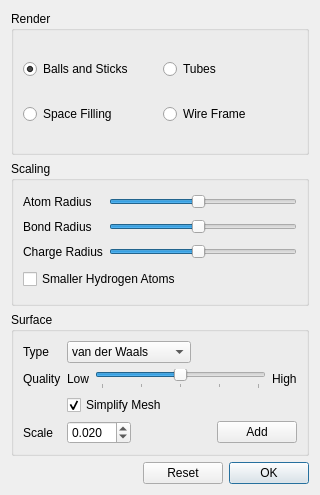
Qt form src/Configurator/MoleculeConfigurator.ui (nutjunkie/IQmol) before a commit.
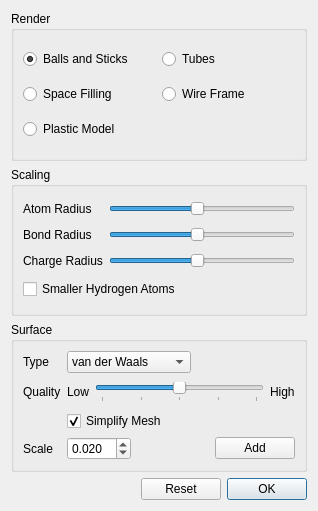
The same form after that commit.

Commit message: Added Plastic Model dsiplay type for molecules

Patch:
```diff
--- a/src/Configurator/MoleculeConfigurator.ui
+++ b/src/Configurator/MoleculeConfigurator.ui
@@ -6,8 +6,8 @@
    <rect>
     <x>0</x>
     <y>0</y>
-    <width>320</width>
-    <height>495</height>
+    <width>318</width>
+    <height>511</height>
    </rect>
   </property>
   <property name="windowTitle">
@@ -54,6 +54,13 @@
         </property>
        </widget>
       </item>
+      <item row="2" column="0">
+       <widget class="QRadioButton" name="plastic">
+        <property name="text">
+         <string>Plastic Model</string>
+        </property>
+       </widget>
+      </item>
      </layout>
     </widget>
    </item>
```
The commit also changes 7 other files.
